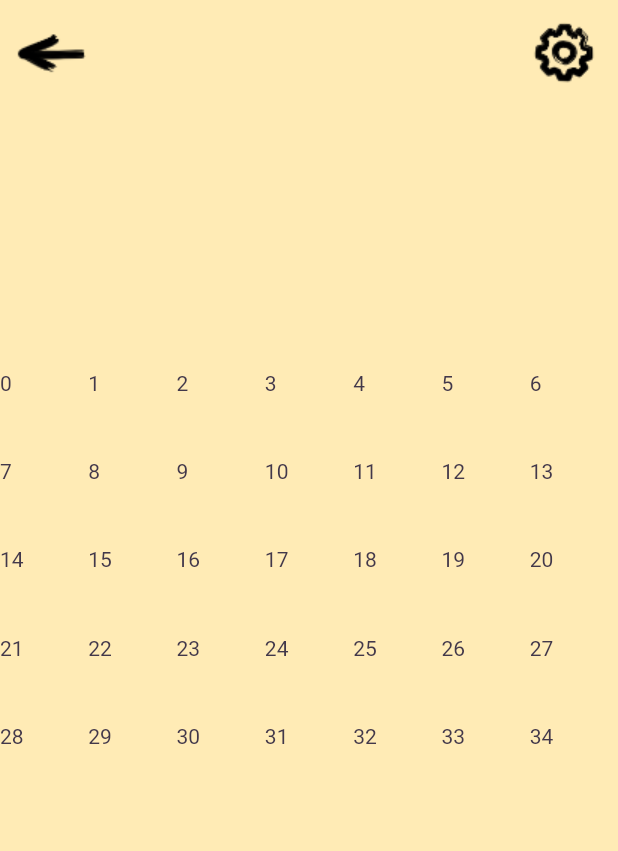
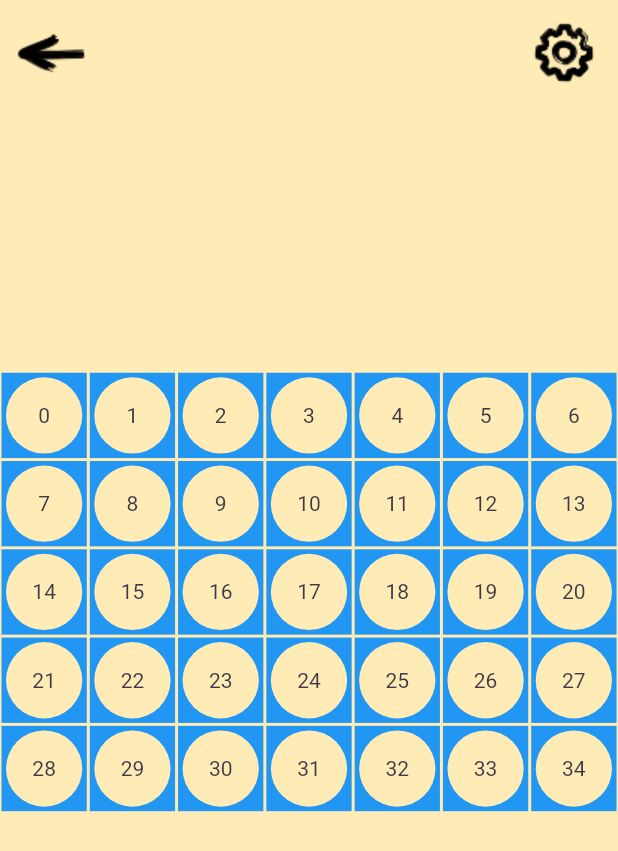
Before and after one commit to davefaliskie/connect_four, a Flutter app: the screen it shows after launch, after a tap on "Play", on a phone screen of 412 x 824 dp. Shown: the top 851 px of the screen. Run offline on Flutter 3.47's test engine with Material 2 defaults, Android fonts, the phone set to English and light mode, and no system bars; our stand-ins replace audioplayers, firebase_core, firebase_crashlytics, go_router, google_mobile_ads, in_app_purchase and 1 more; missing offline and left inert: games_services; accounts and stored records are empty.

Commit message:
finish gameboard style

```diff
--- /dev/null
+++ b/lib/src/play_session/board_tile.dart
@@ -0,0 +1,41 @@
+import 'package:flutter/material.dart';
+import 'package:game_template/src/style/palette.dart';
+import 'package:provider/provider.dart';
+
+import '../game_internals/board_setting.dart';
+
+class BoardTile extends StatefulWidget {
+  final int boardIndex;
+  final BoardSetting boardSetting;
+
+  const BoardTile(
+      {super.key, required this.boardIndex, required this.boardSetting});
+
+  @override
+  State<BoardTile> createState() => _BoardTileState();
+}
+
+class _BoardTileState extends State<BoardTile> {
+  @override
+  Widget build(BuildContext context) {
+    return InkResponse(
+      onTap: () {
+        print ("Tapped ${widget.boardIndex}");
+      },
+      child: Padding(
+        padding: const EdgeInsets.all(1.0),
+        child: Container(
+          color: Colors.blue,
+          child: Container(
+            margin: EdgeInsets.all(3.0),
+            decoration: BoxDecoration(
+              color: context.read<Palette>().backgroundPlaySession,
+              shape: BoxShape.circle,
+            ),
+            child: Center(child: Text("${widget.boardIndex}")),
+          ),
+        ),
+      ),
+    );
+  }
+}
--- a/lib/src/play_session/game_board.dart
+++ b/lib/src/play_session/game_board.dart
@@ -1,5 +1,6 @@
 import 'package:flutter/material.dart';
 import 'package:game_template/src/game_internals/board_setting.dart';
+import 'package:game_template/src/play_session/board_tile.dart';
 
 class GameBoard extends StatefulWidget {
   final BoardSetting boardSetting;
@@ -19,7 +20,7 @@ class _GameBoardState extends State<GameBoard> {
             crossAxisCount: widget.boardSetting.cols,
             children: [
               for (var i=0; i < widget.boardSetting.totalTiles(); i++)
-                Text("$i"),
+                BoardTile(boardIndex: i, boardSetting: widget.boardSetting)
             ],
         ),
       ),
```
